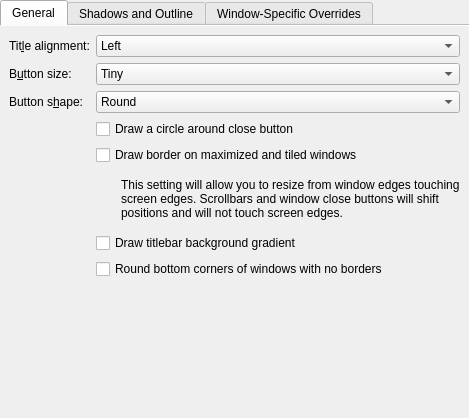
Before: the Qt Designer form cpp/kdecoration/config/ui/proteaconfigurationui.ui in seezmashele/protea-dark-theme, drawn with Qt 5.
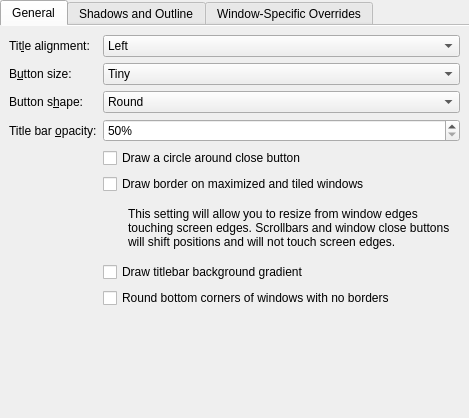
After: the same form once the commit is applied. Custom widgets are drawn as their Qt base class.

The edit to the form file:
```diff
--- a/cpp/kdecoration/config/ui/proteaconfigurationui.ui
+++ b/cpp/kdecoration/config/ui/proteaconfigurationui.ui
@@ -136,21 +136,50 @@
          </item>
         </widget>
        </item>
+       <item row="3" column="0">
+        <widget class="QLabel" name="labelTitleBarOpacity">
+         <property name="text">
+          <string>Title bar &amp;opacity:</string>
+         </property>
+         <property name="buddy">
+          <cstring>titleBarOpacity</cstring>
+         </property>
+        </widget>
+       </item>
        <item row="3" column="1">
+        <widget class="QSpinBox" name="titleBarOpacity">
+         <property name="toolTip">
+          <string>Below 100%, what's behind the title bar shows through, blurred. Maximized windows always have a solid title bar.</string>
+         </property>
+         <property name="suffix">
+          <string>%</string>
+         </property>
+         <property name="minimum">
+          <number>50</number>
+         </property>
+         <property name="maximum">
+          <number>100</number>
+         </property>
+         <property name="singleStep">
+          <number>5</number>
+         </property>
+        </widget>
+       </item>
+       <item row="4" column="1">
         <widget class="QCheckBox" name="outlineCloseButton">
          <property name="text">
           <string>Draw a circle around close button</string>
          </property>
         </widget>
        </item>
-       <item row="4" column="1">
+       <item row="5" column="1">
         <widget class="QCheckBox" name="drawBorderOnMaximizedWindows">
          <property name="text">
           <string>Draw border on maximized and tiled windows</string>
          </property>
         </widget>
        </item>
-       <item row="5" column="1">
+       <item row="6" column="1">
         <layout class="QHBoxLayout" name="horizontalLayout">
          <item>
           <spacer name="horizontalSpacer_2">
@@ -180,14 +209,14 @@
          </item>
         </layout>
        </item>
-       <item row="6" column="1">
+       <item row="7" column="1">
         <widget class="QCheckBox" name="drawBackgroundGradient">
          <property name="text">
           <string>Draw titlebar background gradient</string>
          </property>
         </widget>
        </item>
-       <item row="7" column="1">
+       <item row="8" column="1">
         <widget class="QCheckBox" name="roundedCorners">
          <property name="text">
           <string>Round bottom corners of windows with no borders</string>
```
